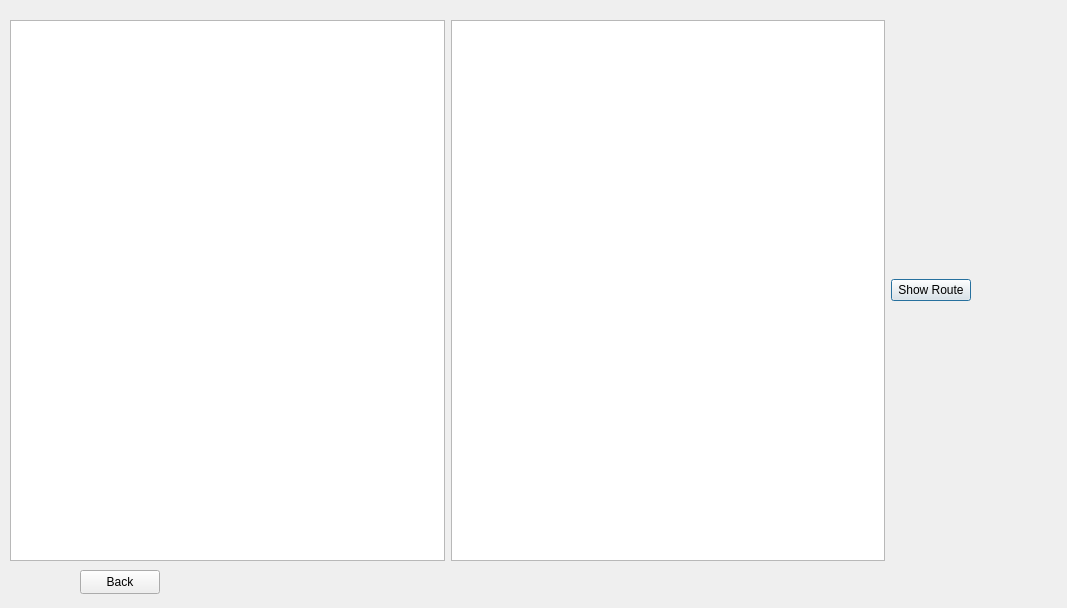
Before: the Qt Designer form Guide_me/bfs.ui in MARIO00410/Guide-Me, drawn with Qt 5.
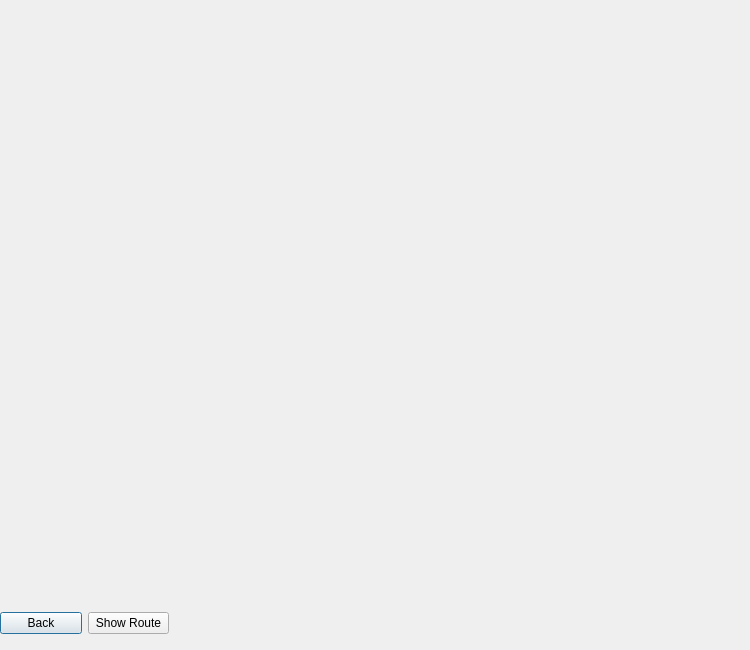
After: the same form once the commit is applied.

What changed in the file:
```diff
--- a/Guide_me/bfs.ui
+++ b/Guide_me/bfs.ui
@@ -6,8 +6,8 @@
    <rect>
     <x>0</x>
     <y>0</y>
-    <width>1067</width>
-    <height>608</height>
+    <width>750</width>
+    <height>650</height>
    </rect>
   </property>
   <property name="windowTitle">
@@ -16,18 +16,38 @@
   <widget class="QWidget" name="layoutWidget">
    <property name="geometry">
     <rect>
-     <x>10</x>
-     <y>20</y>
-     <width>961</width>
-     <height>541</height>
+     <x>0</x>
+     <y>0</y>
+     <width>741</width>
+     <height>601</height>
     </rect>
    </property>
    <layout class="QHBoxLayout" name="horizontalLayout">
     <item>
-     <widget class="QTextEdit" name="textEdit"/>
+     <widget class="QGraphicsView" name="graphicsView">
+      <property name="styleSheet">
+       <string notr="true">background:transparent;</string>
+      </property>
+     </widget>
     </item>
+   </layout>
+  </widget>
+  <widget class="QWidget" name="">
+   <property name="geometry">
+    <rect>
+     <x>0</x>
+     <y>610</y>
+     <width>169</width>
+     <height>26</height>
+    </rect>
+   </property>
+   <layout class="QHBoxLayout" name="horizontalLayout_2">
     <item>
-     <widget class="QGraphicsView" name="graphicsView"/>
+     <widget class="QPushButton" name="pushButtonBack">
+      <property name="text">
+       <string>Back</string>
+      </property>
+     </widget>
     </item>
     <item>
      <widget class="QPushButton" name="showRoute">
@@ -38,19 +58,6 @@
     </item>
    </layout>
   </widget>
-  <widget class="QPushButton" name="pushButtonBack">
-   <property name="geometry">
-    <rect>
-     <x>80</x>
-     <y>570</y>
-     <width>80</width>
-     <height>24</height>
-    </rect>
-   </property>
-   <property name="text">
-    <string>Back</string>
-   </property>
-  </widget>
  </widget>
  <resources/>
  <connections/>
```
